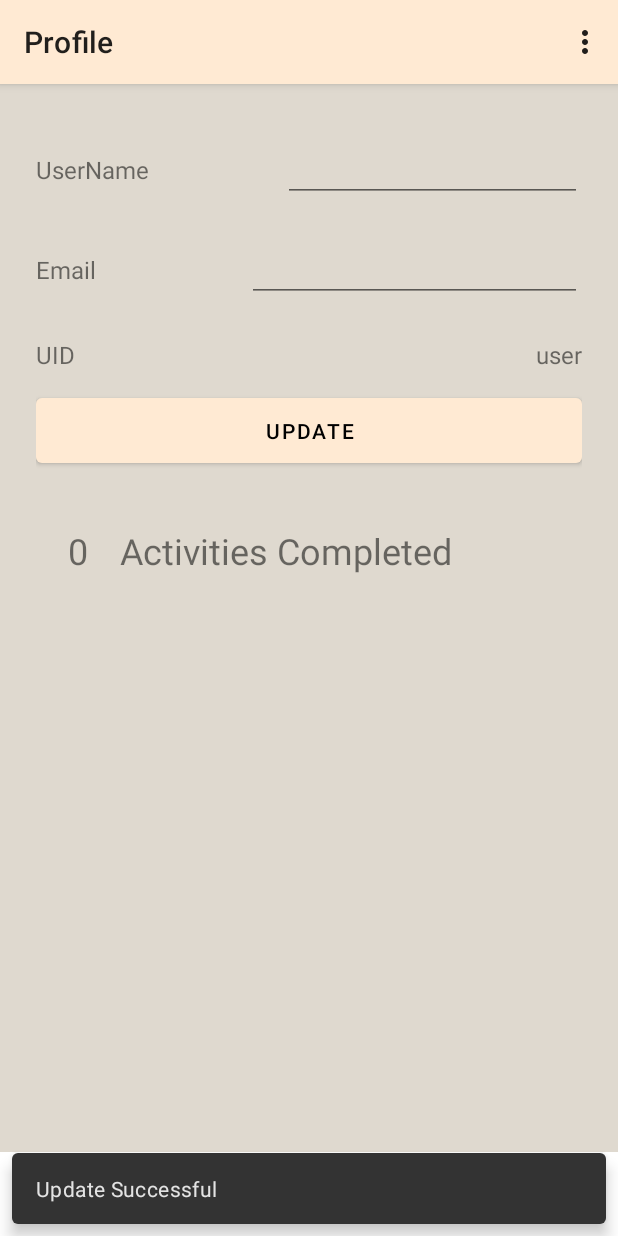
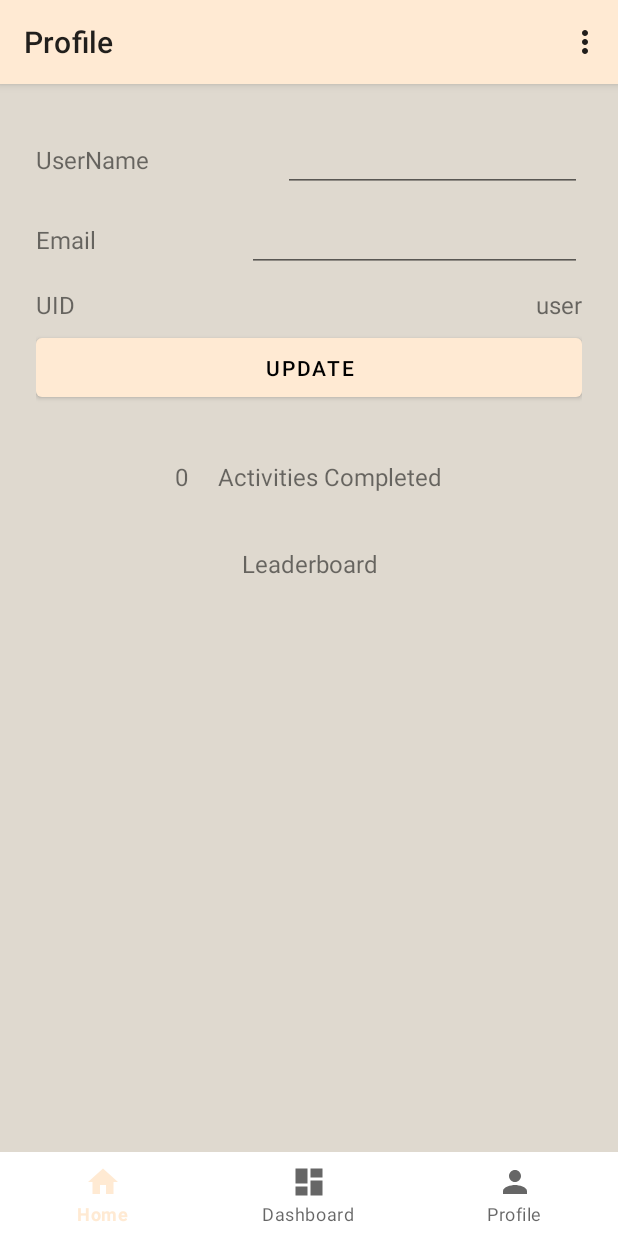
Before and after one commit to poulpathak1/Unbored, an Android app: the ProfileFragment screen opened through its navigation route, after a tap on "UPDATE", on a phone screen of 412 x 824 dp. Run offline under Robolectric (Android 15) with nearby library versions, the light colour scheme and no system bars; our stand-ins replace Firebase (no records; nobody signed in at launch, a user with empty details on screens opened directly), navigation-ui; libraries missing offline, so code that uses them is left out: com.firebase.ui; network calls fail; pictures from the network do not load; 1 statement that could not run was skipped.

Commit message:
added Leaderboard

```diff
--- a/app/src/main/java/com/pathak/unbored/MainViewModel.kt
+++ b/app/src/main/java/com/pathak/unbored/MainViewModel.kt
@@ -15,13 +15,13 @@ class MainViewModel: ViewModel() {
     private val dbHelp = ViewModelDBHelper()
     val favoritesList = MutableLiveData<MutableList<String>>()
     val acceptedList = MutableLiveData<MutableList<String>>()
+    val leaderboardList = MutableLiveData<MutableList<String>>()
     val totalCompletedByUser = MutableLiveData<Int>()
     val isAnonymous = MutableLiveData<Boolean>()
 
     private var displayName = MutableLiveData<String>()
     private var email = MutableLiveData<String>()
     private var uid = MutableLiveData<String>()
-
 
     fun observeDisplayName() : LiveData<String> {
         return displayName
@@ -51,17 +51,29 @@ class MainViewModel: ViewModel() {
         fetchAccepted()
         fetchFavorites()
         fetchTotalCompletedByUser()
+        dbHelp.addUserName(currentUser?.displayName.toString())
+        fetchLeadershipList()
     }
-    fun updateUser(newUsername: String?, newEmail: String?) {
+    fun updateUserName(userName: String, listener: OnCompleteListener<Void>){
         val currentUser = firebaseAuthLiveData.getCurrentUser()
         val profileUpdates =
-            UserProfileChangeRequest.Builder().setDisplayName(newUsername).build()
-        if (newEmail != null) {
-            currentUser?.updateEmail(newEmail)
-        }
-        currentUser?.updateProfile(profileUpdates)
-        updateUser()
+            UserProfileChangeRequest.Builder().setDisplayName(userName).build()
+        currentUser?.updateProfile(profileUpdates)?.addOnCompleteListener(listener)
+        firebaseAuthLiveData.updateUser()
     }
+    fun updateEmail(email: String, listener: OnCompleteListener<Void>) {
+        val currentUser = firebaseAuthLiveData.getCurrentUser()
+        currentUser?.updateEmail(email)?.addOnCompleteListener(listener)
+        firebaseAuthLiveData.updateUser()
+    }
+
+    fun createPermanentAuth(email: String, password: String, listener: OnCompleteListener<AuthResult>) {
+        val currentUser = firebaseAuthLiveData.getCurrentUser()
+        val credential = EmailAuthProvider.getCredential(email, password)
+        currentUser?.linkWithCredential(credential)?.addOnCompleteListener(listener)
+        firebaseAuthLiveData.updateUser()
+    }
+
 
     fun addFavorite(activityKey: String){
         dbHelp.addFavorite(activityKey)
@@ -89,12 +101,20 @@ class MainViewModel: ViewModel() {
         return acceptedList
     }
 
+    fun observeLeaderboardList(): MutableLiveData<MutableList<String>> {
+        return leaderboardList
+    }
+
     fun fetchFavorites() {
         dbHelp.fetchFavorites(favoritesList)
     }
 
     fun fetchAccepted(){
         dbHelp.fetchAccepted(acceptedList)
+    }
+
+    fun fetchLeadershipList() {
+        dbHelp.load(leaderboardList)
     }
 
     fun observeTotalCompletedByUser(): LiveData<Int> {
@@ -127,16 +147,9 @@ class MainViewModel: ViewModel() {
         uid.postValue("")
     }
 
-
-    fun createPermanentAuth(email: String, password: String, listener: OnCompleteListener<AuthResult>) {
-        val currentUser = firebaseAuthLiveData.getCurrentUser()
-        val credential = EmailAuthProvider.getCredential(email, password)
-        currentUser?.linkWithCredential(credential)?.addOnCompleteListener(listener)
-    }
-
     fun fetchIsAnonymous() {
         val currentUser = firebaseAuthLiveData.getCurrentUser()
-        isAnonymous.postValue(currentUser?.isAnonymous ?: true)
+        isAnonymous.postValue(currentUser?.isAnonymous)
     }
 
     fun observeIsAnonymous(): LiveData<Boolean> {
--- a/app/src/main/java/com/pathak/unbored/ViewModelDBHelper.kt
+++ b/app/src/main/java/com/pathak/unbored/ViewModelDBHelper.kt
@@ -1,8 +1,10 @@
 package com.pathak.unbored
 
+import android.util.Log
 import androidx.lifecycle.MutableLiveData
 import com.google.firebase.firestore.FieldValue
 import com.google.firebase.firestore.FirebaseFirestore
+import com.google.firebase.firestore.Query
 
 class ViewModelDBHelper() {
     private val db: FirebaseFirestore = FirebaseFirestore.getInstance()
@@ -11,6 +13,7 @@ class ViewModelDBHelper() {
     private val favActivityList = "favActivityList"
     private val acceptedActivityList = "acceptedActivityList"
     private val totalCompletedByUser = "totalCompletedByUser"
+    private val userNameKey = "userName"
     private val scoresDocument = "scores"
     private var firebaseAuthLiveData = FirestoreAuthLiveData()
     private val cu = firebaseAuthLiveData.getCurrentUser()
@@ -18,6 +21,57 @@ class ViewModelDBHelper() {
     fun addToLeaderBoard(userName: String, score: Number) {
         db.collection(leaderboardCollection).document()
     }
+
+    fun addUserName(userName: String) {
+        if (cu != null) {
+
+            db.collection(rootCollection).document(cu.uid).update(
+                userNameKey, cu.displayName
+            )
+                .addOnSuccessListener {
+
+                }
+                .addOnFailureListener {
+                    val setUserName = mapOf(Pair(userNameKey, cu.displayName))
+                    db.collection(rootCollection).document(cu.uid).set(setUserName)
+                }
+        }
+    }
+
+    fun load(leaderboardList: MutableLiveData<MutableList<String>>) {
+        val scoreField: String = totalCompletedByUser
+        val userNameField: String = userNameKey
+        val transfer: MutableList<String> = mutableListOf()
+        db.collection(rootCollection)
+            .orderBy(scoreField, Query.Direction.DESCENDING)
+            .whereGreaterThan(scoreField, 0)
+            .get()
+            .addOnSuccessListener {
+                it.documents.mapNotNull {
+                    //it.toObject(PhotoMeta::class.java)
+                    val result = it
+
+                    var userName: String
+                    var userNameRaw = result.get(userNameField)
+                    if (userNameRaw == null){
+                        userName = "Anonymous User"
+                    }
+                    else {
+                        userName = userNameRaw as String
+                    }
+                    var score = result.get(scoreField) as Long
+                    var x = "$userName : $score"
+                    transfer.add(x)
+                    leaderboardList.postValue(transfer)
+                }
+            }
+            .addOnFailureListener {
+                Log.d("DDD", "load: failed", it)
+            }
+
+    }
+
+
 
     fun addFavorite(activityKey: String) {
         if (cu != null) {
@@ -47,6 +101,25 @@ class ViewModelDBHelper() {
             .update(favActivityList, favoritesList.value)
     }
 
+
+    fun fetchFavorites(favoritesList: MutableLiveData<MutableList<String>>) {
+        var x: MutableList<String> = arrayListOf()
+        cu?.let {
+            db.collection(rootCollection).document(it.uid)
+                .get()
+                .addOnSuccessListener {
+                    val result = it.data?.get(favActivityList)
+                    if (result != null) {
+                        x = result as MutableList<String>
+                    }
+                    favoritesList.postValue(x)
+                }
+                .addOnFailureListener {
+
+                }
+        }
+    }
+
     fun addAccepted(activityKey: String) {
         if (cu == null) {
             //Log.d("PPP", "cu is Null")
@@ -74,23 +147,6 @@ class ViewModelDBHelper() {
     }
 
 
-    fun fetchFavorites(favoritesList: MutableLiveData<MutableList<String>>) {
-        var x: MutableList<String> = arrayListOf()
-        cu?.let {
-            db.collection(rootCollection).document(it.uid)
-                .get()
-                .addOnSuccessListener {
-                    val result = it.data?.get(favActivityList)
-                    if (result != null) {
-                        x = result as MutableList<String>
-                    }
-                    favoritesList.postValue(x)
-                }
-                .addOnFailureListener {
-
-                }
-        }
-    }
 
     fun fetchAccepted(acceptedList: MutableLiveData<MutableList<String>>) {
         var x: MutableList<String> = arrayListOf()
--- a/app/src/main/java/com/pathak/unbored/ui/Profile/ProfileFragment.kt
+++ b/app/src/main/java/com/pathak/unbored/ui/Profile/ProfileFragment.kt
@@ -1,17 +1,16 @@
 package com.pathak.unbored.ui.Profile
 
 import android.os.Bundle
+import android.util.Log
 import android.view.LayoutInflater
 import android.view.View
 import android.view.ViewGroup
+import android.widget.Toast
 import androidx.appcompat.app.AppCompatActivity
 import androidx.fragment.app.Fragment
 import androidx.fragment.app.viewModels
+import androidx.recyclerview.widget.LinearLayoutManager
 import com.google.android.material.snackbar.Snackbar
-import com.google.firebase.auth.FirebaseAuth
-import com.google.firebase.auth.ktx.auth
-import com.google.firebase.ktx.Firebase
-import com.pathak.unbored.FirestoreAuthLiveData
 import com.pathak.unbored.MainViewModel
 import com.pathak.unbored.databinding.FragmentProfileBinding
 
@@ -23,6 +22,12 @@ class ProfileFragment : Fragment() {
 
     private val viewModel: MainViewModel by viewModels()
 
+    private fun initAdapter(
+        binding: FragmentProfileBinding,
+    ): LeaderboardListAdapter {
+        return LeaderboardListAdapter(viewModel, requireActivity())
+    }
+
     override fun onCreateView(
         inflater: LayoutInflater,
         container: ViewGroup?,
@@ -30,19 +35,19 @@ class ProfileFragment : Fragment() {
     ): View {
 
         _binding = FragmentProfileBinding.inflate(inflater, container, false)
-        val root: View = binding.root
 
-        if (Firebase.auth.currentUser == null){
-            return root
-        }
-
-        return root
+        return binding.root
     }
 
     override fun onViewCreated(view: View, savedInstanceState: Bundle?) {
         super.onViewCreated(view, savedInstanceState)
 
         (requireActivity() as AppCompatActivity).supportActionBar?.title = "Profile"
+
+        binding.leaderboardRV.layoutManager = LinearLayoutManager(binding.leaderboardRV.context)
+
+        val leaderboardAdapter = initAdapter(binding)
+        binding.leaderboardRV.adapter = leaderboardAdapter
 
         viewModel.updateUser()
 
@@ -56,21 +61,31 @@ class ProfileFragment : Fragment() {
             binding.userUid.text = viewModel.observeUid().value
         }
 
+        viewModel.observeLeaderboardList().observe(viewLifecycleOwner) {
+            leaderboardAdapter.submitList(it)
+        }
+
         binding.saveBut.setOnClickListener {
             val newUsername = binding.userName.text.toString().trim()
             val newEmail = binding.userEmail.text.toString().trim()
-            if (FirebaseAuth.getInstance().currentUser?.isAnonymous == true) {
+            if (viewModel.observeIsAnonymous().value == true) {
                 val newPass = binding.userNewPassword.text.toString()
                 val confirmPass = binding.userConfirmPassword.text.toString()
 
-                if(newPass == confirmPass && !newEmail.isNullOrBlank()){
+                if(newPass == confirmPass && newEmail.isNotBlank() && confirmPass.isNotBlank()){
                     viewModel.createPermanentAuth(newEmail, confirmPass) {
                         if (it.isSuccessful) {
-                            Snackbar.make(
-                                view, "Account created Successfully",
-                                Snackbar.LENGTH_LONG
+                            Toast.makeText(
+                                context, "Account created Successfully",
+                                Toast.LENGTH_LONG
                             ).show()
-                            viewModel.updateUser()
+                            if (newUsername.isNotBlank() && newUsername != viewModel.observeDisplayName().value) {
+                                viewModel.updateEmail(newEmail) { task ->
+                                    if (task.isSuccessful) {
+                                        Toast.makeText(context, "UserName Updated!", Toast.LENGTH_SHORT).show()
+                                    }
+                                }
+                            }
                         } else {
                             Snackbar.make(
                                 view, "Bad Request!",
@@ -85,10 +100,31 @@ class ProfileFragment : Fragment() {
                 }
             }
             else {
-                viewModel.updateUser(newUsername, newEmail)
-                Snackbar.make(view, "Update Successful",
-                    Snackbar.LENGTH_LONG).show()
+                if (newUsername.isNotBlank() && newUsername != viewModel.observeDisplayName().value){
+                    viewModel.updateUserName(newUsername) {
+                        if (it.isSuccessful){
+                            Toast.makeText(context, "UserName Updated!", Toast.LENGTH_SHORT).show()
+                            if (newEmail.isNotBlank() && newEmail != viewModel.observeEmail().value) {
+                                viewModel.updateEmail(newEmail) { task ->
+                                    if (task.isSuccessful) {
+                                        Toast.makeText(context, "Email Updated!", Toast.LENGTH_SHORT).show()
+                                    }
+                                    else {
+
+                                    }
+                                }
+                            }
+                        } else {
+
+                        }
+                    }
+                }
+
             }
+        }
+
+        viewModel.observeLeaderboardList().observe(viewLifecycleOwner) {
+            Log.d("DDD", "$it")
         }
 
         viewModel.fetchTotalCompletedByUser()
--- a/app/src/main/res/layout/fragment_profile.xml
+++ b/app/src/main/res/layout/fragment_profile.xml
@@ -16,7 +16,7 @@
         <LinearLayout
             android:layout_width="match_parent"
             android:layout_height="wrap_content"
-            android:paddingVertical="12dp">
+            android:paddingVertical="5dp">
             <TextView
                 android:layout_width="wrap_content"
                 android:layout_height="wrap_content"
@@ -38,7 +38,7 @@
         <LinearLayout
             android:layout_width="match_parent"
             android:layout_height="wrap_content"
-            android:paddingVertical="12dp">
+            android:paddingVertical="5dp">
             <TextView
                 android:layout_width="wrap_content"
                 android:layout_height="wrap_content"
@@ -60,7 +60,7 @@
         <LinearLayout
             android:layout_width="match_parent"
             android:layout_height="wrap_content"
-            android:paddingVertical="12dp"
+            android:paddingVertical="5dp"
             android:visibility="gone"
             android:id="@+id/newPasswordLayout">
             <TextView
@@ -84,7 +84,7 @@
         <LinearLayout
             android:layout_width="match_parent"
             android:layout_height="wrap_content"
-            android:paddingVertical="12dp"
+            android:paddingVertical="5dp"
             android:visibility="gone"
             android:id="@+id/confirmPasswordLayout">
             <TextView
@@ -107,7 +107,7 @@
         <LinearLayout
             android:layout_width="match_parent"
             android:layout_height="wrap_content"
-            android:paddingVertical="12dp">
+            android:paddingVertical="5dp">
             <TextView
                 android:layout_width="wrap_content"
                 android:layout_height="wrap_content"
@@ -125,7 +125,7 @@
         <Button
             android:layout_width="match_parent"
             android:layout_height="wrap_content"
-            android:paddingVertical="12dp"
+            android:paddingVertical="10dp"
             android:text="Save"
             android:id="@+id/saveBut"/>
 
@@ -133,32 +133,43 @@
         <LinearLayout
             android:layout_width="match_parent"
             android:layout_height="wrap_content"
+            android:gravity="center"
             android:paddingVertical="36dp">
             <TextView
                 android:layout_width="wrap_content"
                 android:layout_height="wrap_content"
-                android:layout_weight="1"
-                android:textSize="24sp"
+                android:textSize="16sp"
+                android:layout_marginHorizontal="10dp"
                 android:gravity="center"
                 android:text="0"
                 android:id="@+id/userTotalCompletedByUser"/>
             <TextView
                 android:layout_width="wrap_content"
                 android:layout_height="wrap_content"
-                android:layout_weight="2"
-                android:textSize="24sp"
+                android:layout_marginHorizontal="10dp"
+                android:textSize="16sp"
                 android:text="Activities Completed"/>
         </LinearLayout>
-<!--        <Button-->
-<!--            android:layout_width="match_parent"-->
-<!--            android:layout_height="wrap_content"-->
-<!--            android:text="Sign Out"-->
-<!--            android:id="@+id/signOutBut"/>-->
-<!--        <Button-->
-<!--        android:layout_width="match_parent"-->
-<!--        android:layout_height="wrap_content"-->
-<!--        android:text="Sign In"-->
-<!--        android:id="@+id/signInBut"/>-->
+
+        <LinearLayout
+            android:layout_width="match_parent"
+            android:layout_height="wrap_content"
+            android:orientation="vertical">
+            <TextView
+                android:layout_width="match_parent"
+                android:layout_height="wrap_content"
+                android:text="Leaderboard"
+                android:textSize="16sp"
+                android:gravity="center"
+                />
+            <androidx.recyclerview.widget.RecyclerView
+                android:id="@+id/leaderboardRV"
+                android:layout_margin="2dp"
+                android:layout_width="match_parent"
+                android:layout_height="wrap_content"
+                tools:listitem="@layout/leaderboard_row"
+                />
+        </LinearLayout>
     </LinearLayout>
 
 </androidx.constraintlayout.widget.ConstraintLayout>
```
Also changed, not shown: app/src/main/java/com/pathak/unbored/ui/Profile/LeaderboardListAdapter.kt (added, +43 -0 lines), app/src/main/java/com/pathak/unbored/ui/dashboard/ActivityListAdapter.kt (+9 -6 lines), app/src/main/java/com/pathak/unbored/ui/home/HomeFragment.kt (+7 -7 lines), app/src/main/res/layout/leaderboard_row.xml (added, +28 -0 lines).
